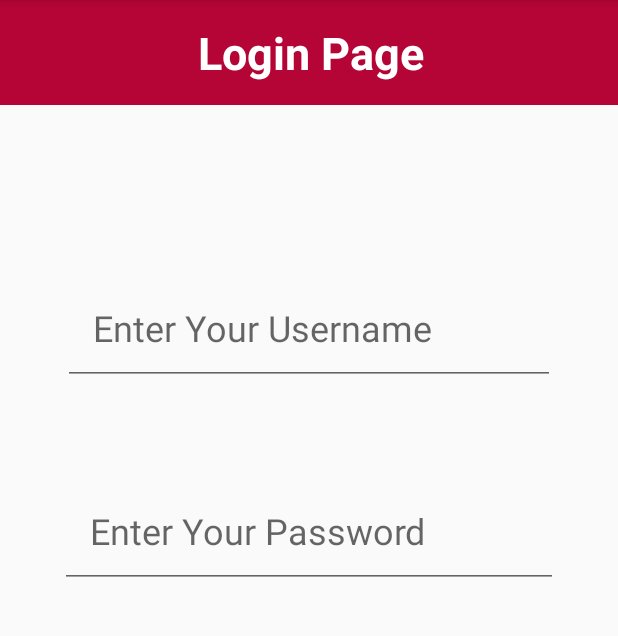
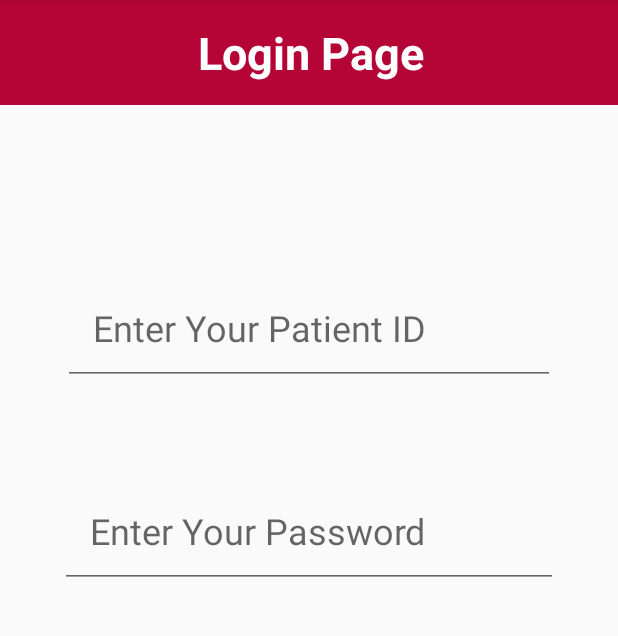
Before and after one commit to CFGIndia20/team-37, an Android app: the screen it shows after launch (LoginPage), on a phone screen of 412 x 824 dp, the part 84-720 px from its top. Run offline under Robolectric (Android 15) with nearby library versions, the phone set to English and light mode, and no system bars.

Commit message:
Requesting for Patient Id

```diff
--- a/app/src/main/res/layout/activity_login_page.xml
+++ b/app/src/main/res/layout/activity_login_page.xml
@@ -62,7 +62,7 @@
         android:layout_marginBottom="59dp"
         android:editable="true"
         android:ems="10"
-        android:hint="Enter Your Username"
+        android:hint="Enter Your Patient ID"
         android:inputType="textPersonName"
         android:paddingLeft="20dp"
         android:textSize="24sp"
```
